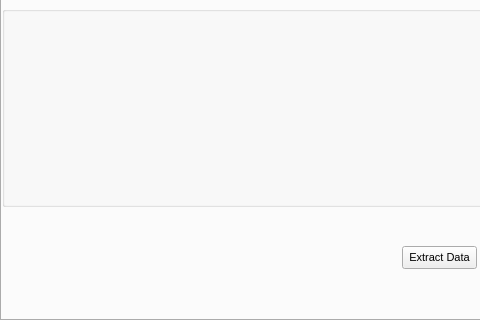
The window that vimmsVisualisedGUI/ExtractGeneratePage.ui (Adam-Tem/vimmsVisualised) describes before a commit, drawn with Qt 5; both pictures show x 0 to 480 and y 180 to 500 of the 599 by 500 pixel window.
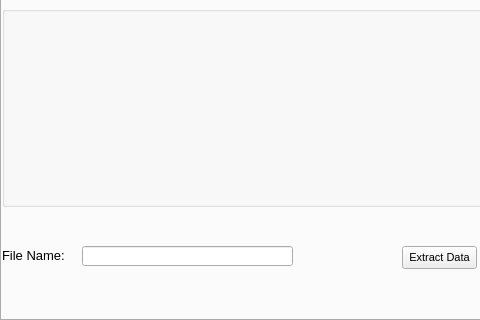
The same window after the commit. The open tabs and pages were chosen to show the change.

Commit message: Worker threads now operating on the extract and generate actions of the GUI also. A suitable completion pop up appears when the task finishes. Methods modified to ensure that the main thread is not being touched or accessed from the worker thread execution.

Patch:
```diff
--- a/vimmsVisualisedGUI/ExtractGeneratePage.ui
+++ b/vimmsVisualisedGUI/ExtractGeneratePage.ui
@@ -146,6 +146,34 @@
       <string/>
      </property>
     </widget>
+    <widget class="QLabel" name="ExtractFileNameLabel">
+     <property name="geometry">
+      <rect>
+       <x>0</x>
+       <y>320</y>
+       <width>71</width>
+       <height>19</height>
+      </rect>
+     </property>
+     <property name="font">
+      <font>
+       <pointsize>10</pointsize>
+      </font>
+     </property>
+     <property name="text">
+      <string>File Name:</string>
+     </property>
+    </widget>
+    <widget class="QLineEdit" name="ExtractFileNameTextEdit">
+     <property name="geometry">
+      <rect>
+       <x>80</x>
+       <y>320</y>
+       <width>211</width>
+       <height>20</height>
+      </rect>
+     </property>
+    </widget>
    </widget>
    <widget class="QWidget" name="tab_2">
     <property name="maximumSize">
```
Left out of the diff: 555 changed lines with no effect on the pictures. The commit also changes 12 other files.
